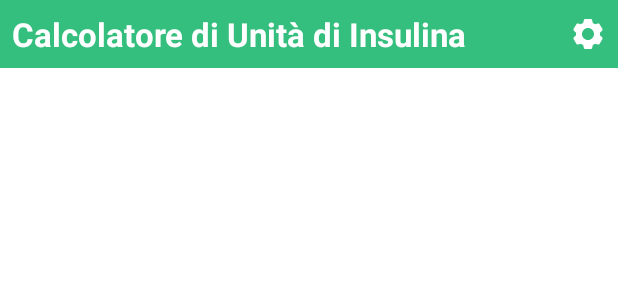
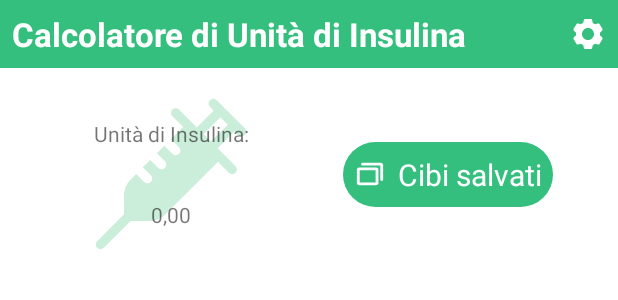
Before and after one commit to davidemodolo/Insulyna, an Android app: the layout main_fragment.xml on its own in the app's theme, with its tools: preview values and no code run, on a phone screen of 412 x 824 dp. Shown: the top 300 px of the screen. Run offline under Robolectric (Android 15) with nearby library versions, the phone set to English and light mode, and no system bars.

Commit message:
starting first screen

```diff
--- a/app/src/main/res/layout/main_activity.xml
+++ b/app/src/main/res/layout/main_activity.xml
@@ -1,12 +1,11 @@
 <?xml version="1.0" encoding="utf-8"?>
 <FrameLayout xmlns:android="http://schemas.android.com/apk/res/android"
     xmlns:tools="http://schemas.android.com/tools"
-    xmlns:app="http://schemas.android.com/apk/res-auto"
     android:id="@+id/container"
     android:layout_width="match_parent"
     android:layout_height="match_parent"
     tools:context=".MainActivity">
-    <androidx.fragment.app.FragmentContainerView
+    <!--androidx.fragment.app.FragmentContainerView
         android:id="@+id/nav_host_fragment"
         android:name="androidx.navigation.fragment.NavHostFragment"
         android:layout_width="match_parent"
@@ -17,6 +16,6 @@
         app:layout_constraintLeft_toLeftOf="parent"
         app:layout_constraintRight_toRightOf="parent"
         app:layout_constraintTop_toTopOf="parent"
-        app:navGraph="@navigation/nav_graph" />
+        app:navGraph="@navigation/nav_graph" /-->
 
 </FrameLayout>
--- a/app/src/main/res/layout/main_fragment.xml
+++ b/app/src/main/res/layout/main_fragment.xml
@@ -37,10 +37,53 @@
             app:layout_constraintBottom_toBottomOf="parent"
             app:layout_constraintEnd_toEndOf="parent"
             app:layout_constraintTop_toTopOf="parent" />
-
-
     </androidx.constraintlayout.widget.ConstraintLayout>
 
+    <ImageView
+        android:id="@+id/syringeImg"
+        android:layout_width="wrap_content"
+        android:layout_height="wrap_content"
+        android:layout_margin="@dimen/marginStandard"
+        android:contentDescription="@string/syringe_image"
+        android:src="@drawable/ic_syringe"
+        app:layout_constraintEnd_toStartOf="@id/btnSavedFood"
+        app:layout_constraintStart_toStartOf="parent"
+        app:layout_constraintTop_toBottomOf="@id/topBar" />
 
+    <TextView
+        android:id="@+id/units_label"
+        android:layout_width="wrap_content"
+        android:layout_height="wrap_content"
+        android:layout_margin="@dimen/marginStandard"
+        android:text="@string/title_insulin_units"
+        app:layout_constraintBottom_toTopOf="@id/units_value"
+        app:layout_constraintEnd_toEndOf="@id/syringeImg"
+        app:layout_constraintStart_toStartOf="@id/syringeImg"
+        app:layout_constraintTop_toTopOf="@id/syringeImg" />
+
+    <TextView
+        android:id="@+id/units_value"
+        android:layout_width="wrap_content"
+        android:layout_height="wrap_content"
+        android:layout_margin="@dimen/marginStandard"
+        android:text="@string/placeholder_UI"
+        app:layout_constraintBottom_toBottomOf="@id/syringeImg"
+        app:layout_constraintEnd_toEndOf="@id/syringeImg"
+        app:layout_constraintStart_toStartOf="@id/syringeImg"
+        app:layout_constraintTop_toBottomOf="@id/units_label" />
+
+    <TextView
+        android:id="@+id/btnSavedFood"
+        android:layout_width="wrap_content"
+        android:layout_height="wrap_content"
+        style="@style/button"
+        android:text="@string/saved_food"
+        android:background="@drawable/background_button"
+        android:backgroundTint="@color/green"
+        app:drawableLeftCompat="@drawable/ic_cards"
+        app:layout_constraintBottom_toBottomOf="@id/syringeImg"
+        app:layout_constraintEnd_toEndOf="parent"
+        app:layout_constraintStart_toEndOf="@id/syringeImg"
+        app:layout_constraintTop_toTopOf="@id/syringeImg" />
 
 </androidx.constraintlayout.widget.ConstraintLayout>
--- a/app/src/main/res/values/strings.xml
+++ b/app/src/main/res/values/strings.xml
@@ -16,6 +16,7 @@
     <string name="add_to_total">Aggiungi al totale</string>
     <string name="placeholder_UI">0,00</string>
     <string name="settings_icon">settings icon</string>
+    <string name="syringe_image">syringe image</string>
 
     <!-- PREFERENCES -->
 </resources>
--- a/app/src/main/res/values/themes.xml
+++ b/app/src/main/res/values/themes.xml
@@ -19,4 +19,12 @@
         <item name="android:textStyle">bold</item>
         <item name="android:gravity">center</item>
     </style>
+
+    <style name="button">
+        <item name="android:textSize">@dimen/button</item>
+        <item name="android:textColor">@color/white</item>
+        <item name="android:gravity">center</item>
+        <item name="android:padding">@dimen/marginStandard</item>
+        <item name="android:drawablePadding">@dimen/marginStandard</item>
+    </style>
 </resources>
```
